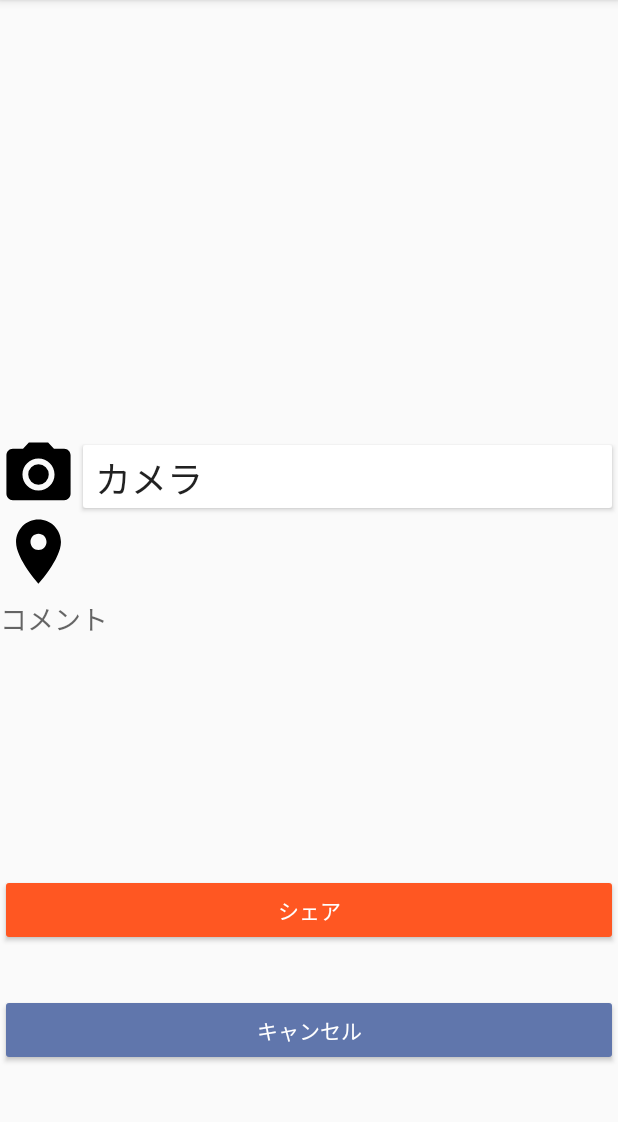
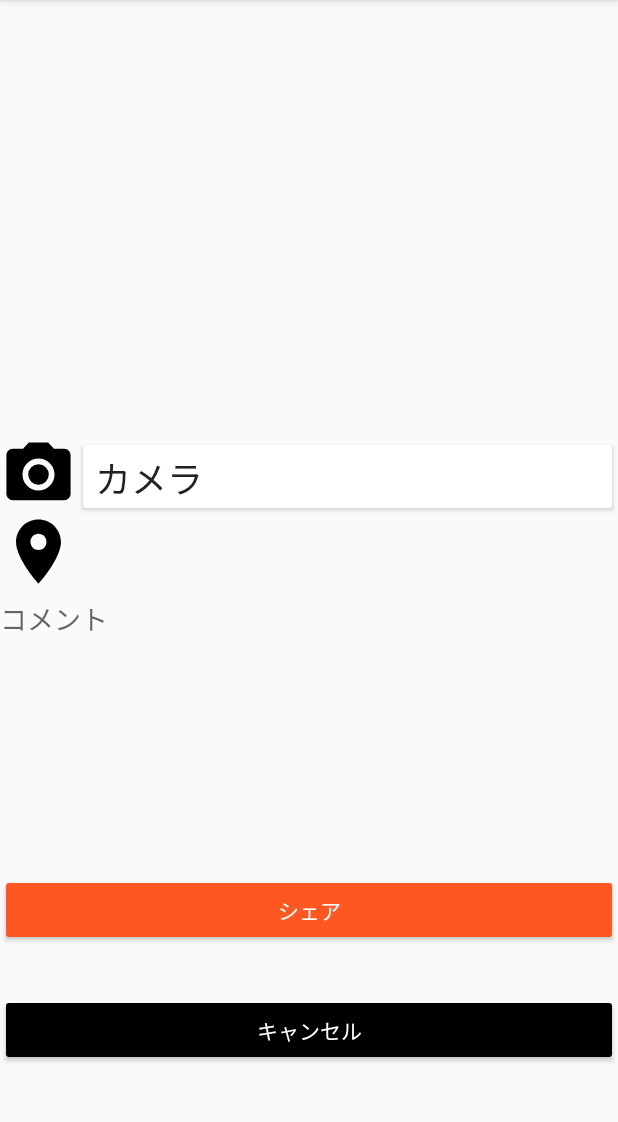
Before and after one commit to matsusaka-k/MapPin, an Android app: the PostPreparation screen opened directly, with no data from a screen before it, on a phone screen of 412 x 824 dp, the part 84-1206 px from its top. Run offline under Robolectric (Android 15) with nearby library versions, the phone set to English and light mode, and no system bars; pictures from the network do not load.

Commit message:
postpreparationのui変更

```diff
--- a/app/src/main/res/layout/activity_post_preparation.xml
+++ b/app/src/main/res/layout/activity_post_preparation.xml
@@ -24,7 +24,7 @@
         android:layout_width="0dp"
         android:layout_height="wrap_content"
         android:layout_marginTop="32dp"
-        android:backgroundTint="@color/material_dynamic_primary50"
+        android:backgroundTint="@color/material_dynamic_primary0"
         android:text="キャンセル"
         android:textColor="@color/white"
         app:layout_constraintEnd_toEndOf="parent"
```
